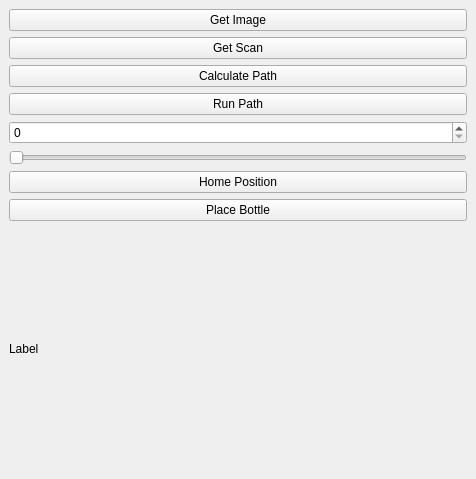
Qt form RoviSamplePlugin/src/SamplePlugin.ui (martinjakobsgaard/RoVi1) before a commit.
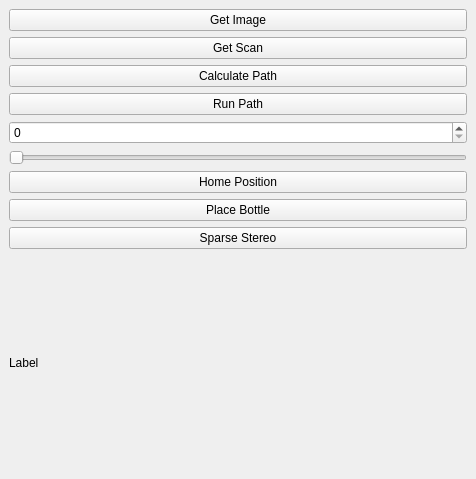
The same form after that commit.

Commit message: Fixed place bottle and added sparse stereo.

```diff
--- a/RoviSamplePlugin/src/SamplePlugin.ui
+++ b/RoviSamplePlugin/src/SamplePlugin.ui
@@ -69,6 +69,13 @@
         </property>
        </widget>
       </item>
+      <item>
+       <widget class="QPushButton" name="_btn_sparse">
+        <property name="text">
+         <string>Sparse Stereo</string>
+        </property>
+       </widget>
+      </item>
       <item>
        <widget class="QLabel" name="_label">
         <property name="text">
```
The commit also changes 4 other files.
